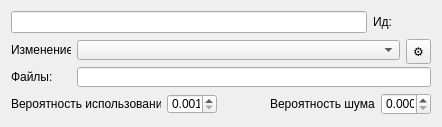
Above: Forms/Layer.ui from hremman/ImageCompiler before the change. Below: the same form after it.
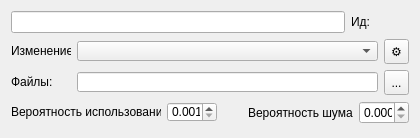
That is the form after the change. Icons and pictures are not drawn. Custom widgets are drawn as their Qt base class.

What changed in the file:
```diff
--- a/Forms/Layer.ui
+++ b/Forms/Layer.ui
@@ -6,20 +6,20 @@
    <rect>
     <x>0</x>
     <y>0</y>
-    <width>442</width>
-    <height>127</height>
+    <width>420</width>
+    <height>138</height>
    </rect>
   </property>
   <property name="minimumSize">
    <size>
-    <width>442</width>
-    <height>127</height>
+    <width>420</width>
+    <height>136</height>
    </size>
   </property>
   <property name="maximumSize">
    <size>
     <width>16777215</width>
-    <height>127</height>
+    <height>138</height>
    </size>
   </property>
   <property name="windowTitle">
@@ -147,8 +147,8 @@
       <widget class="QToolButton" name="settings">
        <property name="minimumSize">
         <size>
-         <width>25</width>
-         <height>25</height>
+         <width>24</width>
+         <height>24</height>
         </size>
        </property>
        <property name="maximumSize">
@@ -169,8 +169,8 @@
        </property>
        <property name="iconSize">
         <size>
-         <width>24</width>
-         <height>24</height>
+         <width>23</width>
+         <height>23</height>
         </size>
        </property>
       </widget>
@@ -199,7 +199,7 @@
       </widget>
      </item>
      <item>
-      <widget class="QLineEditDC" name="path_edit">
+      <widget class="QLineEdit" name="path_edit">
        <property name="minimumSize">
         <size>
          <width>0</width>
@@ -213,7 +213,7 @@
         </size>
        </property>
        <property name="toolTip">
-        <string>Список файлов. Двойное нажатие для расширения редакотра.</string>
+        <string/>
        </property>
        <property name="inputMask">
         <string notr="true"/>
@@ -221,6 +221,41 @@
        <property name="text">
         <string notr="true"/>
        </property>
+       <property name="readOnly">
+        <bool>true</bool>
+       </property>
+      </widget>
+     </item>
+     <item>
+      <widget class="QToolButton" name="path_buton">
+       <property name="minimumSize">
+        <size>
+         <width>25</width>
+         <height>25</height>
+        </size>
+       </property>
+       <property name="maximumSize">
+        <size>
+         <width>24</width>
+         <height>24</height>
+        </size>
+       </property>
+       <property name="toolTip">
+        <string>Редактировать в диалоге</string>
+       </property>
+       <property name="text">
+        <string>...</string>
+       </property>
+       <property name="icon">
+        <iconset resource="../res.qrc">
+         <normaloff>:/image/icon/resourses/edit.ico</normaloff>:/image/icon/resourses/edit.ico</iconset>
+       </property>
+       <property name="iconSize">
+        <size>
+         <width>23</width>
+         <height>23</height>
+        </size>
+       </property>
       </widget>
      </item>
     </layout>
@@ -357,13 +392,6 @@
    </item>
   </layout>
  </widget>
- <customwidgets>
-  <customwidget>
-   <class>QLineEditDC</class>
-   <extends>QLineEdit</extends>
-   <header>qlineeditdc.h</header>
-  </customwidget>
- </customwidgets>
  <resources>
   <include location="../res.qrc"/>
  </resources>
```
